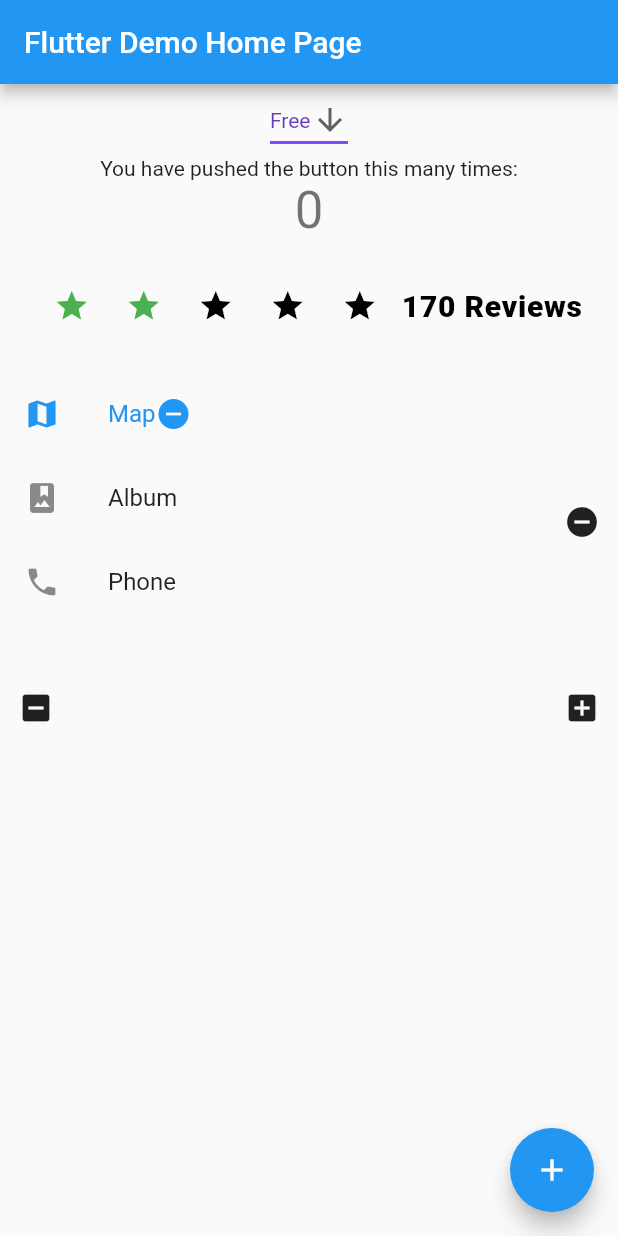
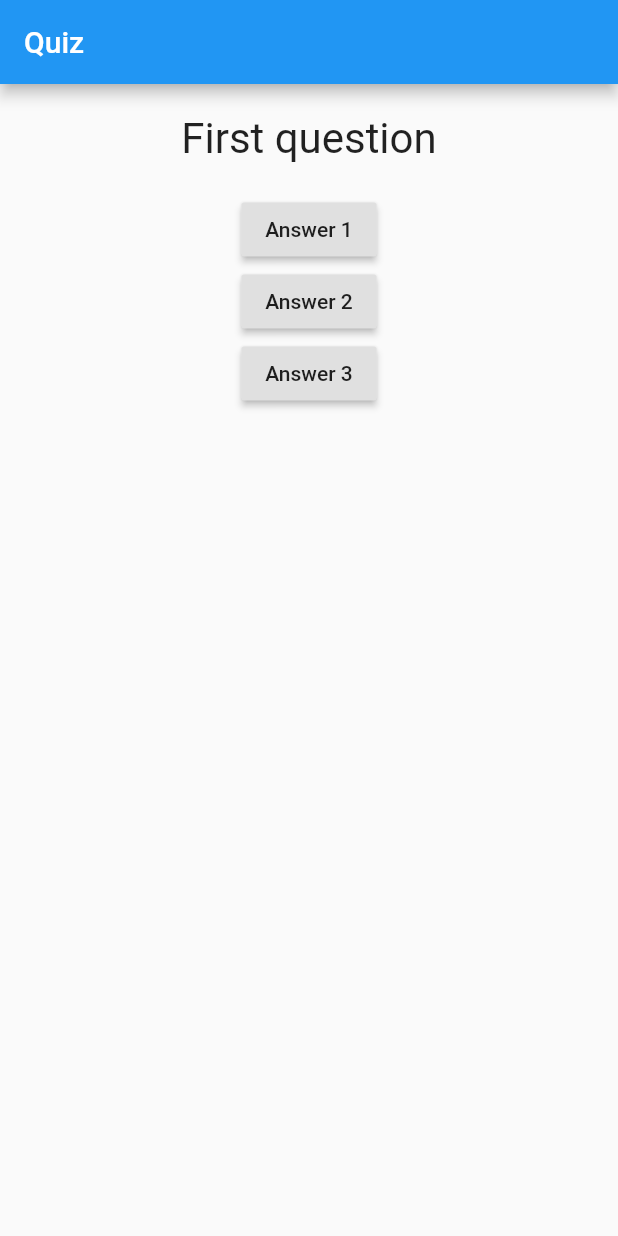
Before and after one commit to vlotysh/flutter_playground, a Flutter app: the screen it shows after launch, on a phone screen of 412 x 824 dp. Run offline on Flutter 3.47's test engine with Material 2 defaults, Android fonts, the phone set to English and light mode, and no system bars; our stand-ins replace audioplayers.

Commit message:
Add new app

```diff
--- /dev/null
+++ b/lib/apps/quizTask/QuizTask.dart
@@ -0,0 +1,70 @@
+import 'package:flutter/material.dart';
+import './question.dart';
+
+class QuizTask extends StatefulWidget {
+  @override
+  _QuizTaskState createState() => _QuizTaskState();
+}
+
+class _QuizTaskState extends State<QuizTask> {
+  String answer = 'The question';
+  int _questionIndex = 0;
+
+  List<String> _questions = [
+    'First question',
+    'Second question'
+  ];
+
+
+  void _pressedHandler(String answer) {
+    int newIndex = this._questionIndex + 1;
+
+    if (this._questions.asMap().containsKey(newIndex)) {
+      this._questionIndex += newIndex;
+    } else {
+      this._questionIndex = 0;
+    }
+  }
+
+  @override
+  Widget build(BuildContext context) {
+    return MaterialApp(
+      home: Scaffold(
+        appBar: AppBar(
+          title: Text('Quiz'),
+        ),
+        body: Column(
+          children: <Widget>[
+            Question(
+                questionText: this._questions[this._questionIndex]
+            ),
+            RaisedButton(
+                child: Text('Answer 1'),
+                onPressed: () {
+                  setState(()  {
+                    this._pressedHandler('Answer 1');
+                  });
+                },
+            ),
+            RaisedButton(
+                child: Text('Answer 2'),
+                onPressed: () {
+                  setState(() {
+                    this._pressedHandler('Answer 2');
+                  });
+                },
+            ),
+            RaisedButton(
+                child: Text('Answer 3'),
+                onPressed: () {
+                  setState(() {
+                    this._pressedHandler('Answer 3');
+                  });
+                },
+            ),
+          ],
+        ),
+      ),
+    );
+  }
+}
--- /dev/null
+++ b/lib/apps/quizTask/question.dart
@@ -0,0 +1,38 @@
+import 'package:flutter/material.dart';
+
+class Question extends StatelessWidget {
+  final String questionText;
+
+  Question({
+    @required String questionText
+  }) : questionText = questionText;
+  /// <Note (class constructor)>
+  /// When you  passing some values to object as named parameter,
+  /// you have to
+  /// </Note>
+  ///
+  /// <Note (double dot in constructor)>
+  /// Syntax sugar. You can also use for example:
+  ///
+  /// Question({
+  ///   String questionText
+  ///  }) {
+  ///     _questionText = questionText;
+  ///  }
+  ///  </Note>
+
+  @override
+  Widget build(BuildContext context) {
+    return Container(
+      /// <Note (class constructor)>
+      /// Container is like div tag in html, can be like holder for widgets
+      /// </Note>
+      width: double.infinity,
+      margin: EdgeInsets.all(20),
+      child:Text(
+        questionText,
+        style: TextStyle(fontSize: 28),
+        textAlign: TextAlign.center,
+      ));
+  }
+}
--- a/lib/apps/quiz/Quiz.dart
+++ b/lib/apps/rating/Rating.dart
@@ -1,7 +1,7 @@
 import 'package:flutter/material.dart';
-import 'package:empty/apps/quiz/body.dart';
+import 'package:empty/apps/rating/body.dart';
 
-class Quiz extends StatelessWidget {
+class Rating extends StatelessWidget {
   @override
   Widget build(BuildContext context) {
     return MaterialApp(
--- a/lib/apps/quiz/body.dart
+++ b/lib/apps/rating/body.dart
@@ -19,8 +19,6 @@ class _TestBodyState extends State<TestBody> {
   int rating = 2;
     @override
   Widget build(BuildContext context) {
-      String dropdownValue = 'Free';
-
       var list = <Widget>[
         ListTile(
           leading: Icon(Icons.map),
--- a/lib/main.dart
+++ b/lib/main.dart
@@ -1,8 +1,9 @@
 import 'package:empty/apps/default/Default.dart';
 import 'package:empty/apps/notification/Notification.dart' as prefix0;
 import 'package:empty/apps/tabs/TabBarDemo.dart';
-import 'package:empty/apps/quiz/Quiz.dart';
+import 'package:empty/apps/rating/Rating.dart';
+import 'package:empty/apps/quizTask/QuizTask.dart';
 import 'package:empty/apps/drugAndDrop/DragAndDrop.dart';
 import 'package:flutter/material.dart';
 
-void main() => runApp(Quiz());
+void main() => runApp(QuizTask());
```
